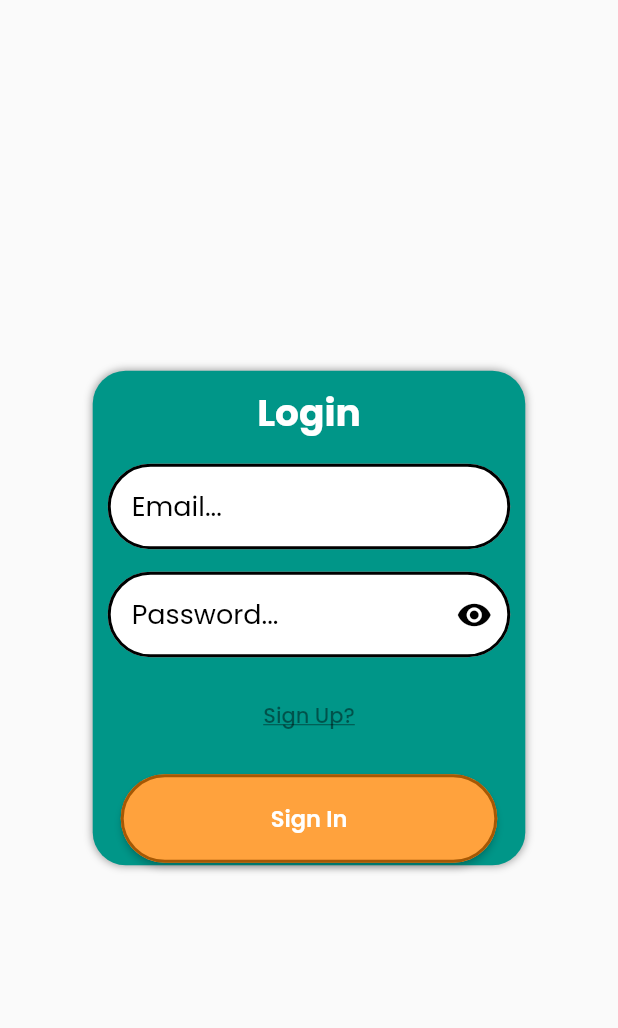
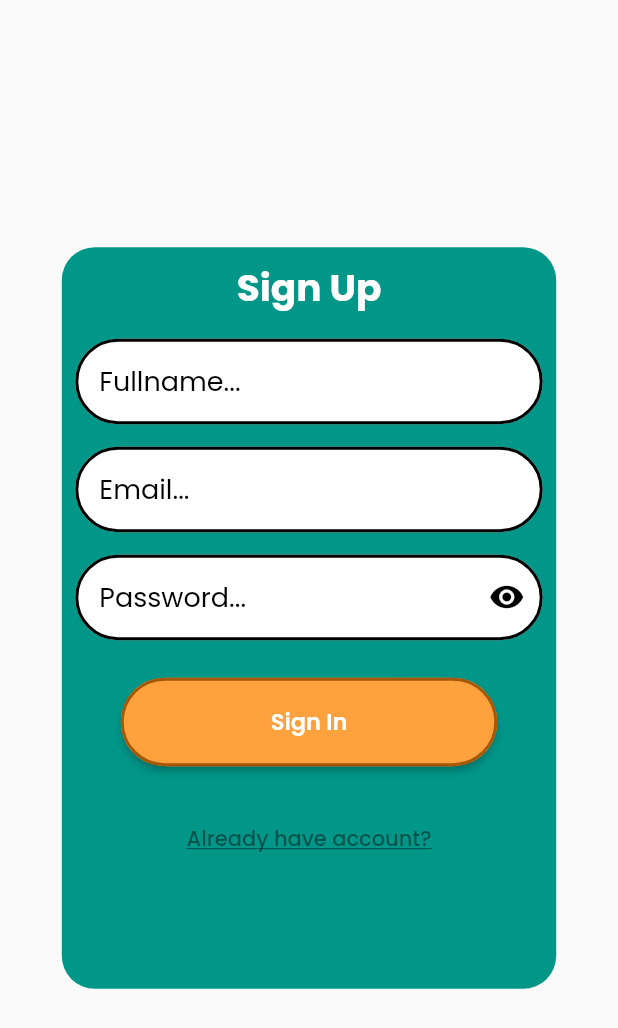
Before and after one commit to wilmarcapit/edtech-app, a Flutter app: the screen it shows after launch, after a tap on "Sign Up?", on a phone screen of 412 x 824 dp. Shown: the top 1028 px of the screen. Run offline on Flutter 3.47's test engine with Material 2 defaults, Android fonts, the phone set to English and light mode, and no system bars; our stand-ins replace firebase_auth, firebase_core, google_fonts; accounts and stored records are empty.

Commit message:
Sign Up And Dashboard UI

```diff
--- /dev/null
+++ b/lib/App/Screen/Dashboard_Screen.dart
@@ -0,0 +1,46 @@
+import 'package:flutter/material.dart';
+import 'package:google_fonts/google_fonts.dart';
+
+class DashBoardScreen extends StatefulWidget {
+  const DashBoardScreen({super.key});
+  static const routeName = '/dashBoard';
+
+  @override
+  State<DashBoardScreen> createState() => _DashBoardScreenState();
+}
+
+class _DashBoardScreenState extends State<DashBoardScreen> {
+  @override
+  Widget build(BuildContext context) {
+    return Scaffold(
+      body: Stack(
+        children: [
+          Padding(
+            padding: const EdgeInsets.only(
+              top: 25,
+              left: 15,
+            ),
+            child: Align(
+              alignment: Alignment.topLeft,
+              child: Text(
+                "Hello User!",
+                style: GoogleFonts.poppins(fontSize: 30),
+              ),
+            ),
+          ),
+          Padding(
+              padding: const EdgeInsets.only(
+                top: 25,
+                left: 15,
+              ),
+              child: Align(
+                alignment: Alignment.centerLeft,
+                child: Column(
+                  children: [],
+                ),
+              )),
+        ],
+      ),
+    );
+  }
+}
--- a/lib/App/Screen/Login_Screen.dart
+++ b/lib/App/Screen/Login_Screen.dart
@@ -1,3 +1,5 @@
+import 'package:edtech_app/App/Screen/Dashboard_Screen.dart';
+import 'package:edtech_app/App/Screen/Signup_Screen.dart';
 import 'package:edtech_app/App/Widgets/customText_Field.dart';
 import 'package:edtech_app/App/Widgets/hex_color.dart';
 import 'package:flutter/material.dart';
@@ -5,6 +7,7 @@ import 'package:google_fonts/google_fonts.dart';
 
 class LoginScreen extends StatefulWidget {
   const LoginScreen({super.key});
+  static const routeName = '/login';
 
   @override
   State<LoginScreen> createState() => _LoginScreenState();
@@ -26,7 +29,7 @@ class _LoginScreenState extends State<LoginScreen> {
             alignment: Alignment.center,
             child: Container(
               height: screenHeight * .4,
-              width: screenWidth * .7,
+              width: screenWidth * .8,
               decoration: BoxDecoration(
                 color: Colors.teal,
                 borderRadius: BorderRadius.circular(22),
@@ -68,7 +71,9 @@ class _LoginScreenState extends State<LoginScreen> {
                       height: 15,
                     ),
                     TextButton(
-                      onPressed: () {},
+                      onPressed: () {
+                        Navigator.of(context).pushNamed(SignUpScreen.routeName);
+                      },
                       child: Text(
                         'Sign Up?',
                         style: GoogleFonts.poppins(
@@ -98,7 +103,8 @@ class _LoginScreenState extends State<LoginScreen> {
                         ),
                       ),
                       onPressed: () {
-                        // Navigator.of(context).pushNamed(NavScreen.routeName);
+                        Navigator.of(context)
+                            .pushNamed(DashBoardScreen.routeName);
                       },
                       //_showOtpDialog(emailController.text);
 
--- /dev/null
+++ b/lib/App/Screen/Signup_Screen.dart
@@ -0,0 +1,133 @@
+import 'package:edtech_app/App/Screen/Login_Screen.dart';
+import 'package:edtech_app/App/Widgets/customText_Field.dart';
+import 'package:edtech_app/App/Widgets/hex_color.dart';
+import 'package:flutter/material.dart';
+import 'package:google_fonts/google_fonts.dart';
+
+class SignUpScreen extends StatefulWidget {
+  const SignUpScreen({super.key});
+  static const routeName = '/signUp';
+
+  @override
+  State<SignUpScreen> createState() => _SignUpScreenState();
+}
+
+TextEditingController emailController = TextEditingController();
+TextEditingController fullnameController = TextEditingController();
+TextEditingController passwordController = TextEditingController();
+
+class _SignUpScreenState extends State<SignUpScreen> {
+  @override
+  Widget build(BuildContext context) {
+    return LayoutBuilder(
+        builder: (BuildContext context, BoxConstraints constraints) {
+      final double screenWidth = constraints.maxWidth;
+      final double screenHeight = constraints.maxHeight;
+      return Scaffold(
+        body: Stack(
+          children: [
+            Align(
+              alignment: Alignment.center,
+              child: Container(
+                height: screenHeight * .6,
+                width: screenWidth * .8,
+                decoration: BoxDecoration(
+                  color: Colors.teal,
+                  borderRadius: BorderRadius.circular(
+                    22,
+                  ),
+                ),
+                child: Padding(
+                  padding: const EdgeInsets.all(9.0),
+                  child: Column(
+                    children: [
+                      Text(
+                        'Sign Up',
+                        style: GoogleFonts.poppins(
+                          color: Colors.white,
+                          fontWeight: FontWeight.bold,
+                          fontSize: 25,
+                        ),
+                      ),
+                      SizedBox(
+                        height: 15,
+                      ),
+                      CustomTextField(
+                        controller: fullnameController,
+                        hintText: 'Fullname...',
+                      ),
+                      SizedBox(
+                        height: 15,
+                      ),
+                      CustomTextField(
+                        controller: emailController,
+                        hintText: 'Email...',
+                      ),
+                      SizedBox(
+                        height: 15,
+                      ),
+                      PasswordTextField(
+                        controller: passwordController,
+                        hintText: 'Password...',
+                        isObscurable: true,
+                      ),
+                      SizedBox(
+                        height: 25,
+                      ),
+                      ElevatedButton(
+                        style: ButtonStyle(
+                          backgroundColor: MaterialStateProperty.all<Color>(
+                            HexColor('FFA23D'),
+                          ),
+                          shape:
+                              MaterialStateProperty.all<RoundedRectangleBorder>(
+                            RoundedRectangleBorder(
+                              borderRadius: BorderRadius.circular(30),
+                              side: BorderSide(
+                                  color: HexColor('A55804'), width: 2.0),
+                            ),
+                          ),
+                          padding: MaterialStateProperty.all<EdgeInsets>(
+                            EdgeInsets.symmetric(vertical: 18, horizontal: 100),
+                          ),
+                        ),
+                        onPressed: () {
+                          // Navigator.of(context).pushNamed(NavScreen.routeName);
+                        },
+                        //_showOtpDialog(emailController.text);
+
+                        child: Text(
+                          'Sign In',
+                          style: GoogleFonts.poppins(
+                              fontSize: 15,
+                              fontWeight: FontWeight.w600,
+                              color: Colors.white),
+                        ),
+                      ),
+                      SizedBox(
+                        height: 25,
+                      ),
+                      TextButton(
+                        onPressed: () {
+                          Navigator.of(context)
+                              .pushNamed(LoginScreen.routeName);
+                        },
+                        child: Text(
+                          'Already have account?',
+                          style: GoogleFonts.poppins(
+                            color: Colors.black45,
+                            decoration: TextDecoration.underline,
+                          ),
+                        ),
+                      ),
+                    ],
+                  ),
+                ),
+              ),
+            ),
+          ],
+        ),
+      );
+    });
+  }
+}
--- /dev/null
+++ b/lib/Device/allactive_routes.dart
@@ -0,0 +1,12 @@
+import 'package:edtech_app/App/Screen/Dashboard_Screen.dart';
+import 'package:edtech_app/App/Screen/Login_Screen.dart';
+import 'package:edtech_app/App/Screen/Signup_Screen.dart';
+import 'package:flutter/material.dart';
+
+class ActiveRoutes {
+  static Map<String, Widget Function(BuildContext)> list = {
+    SignUpScreen.routeName: (context) => const SignUpScreen(),
+    LoginScreen.routeName: (context) => const LoginScreen(),
+    DashBoardScreen.routeName: (context) => const DashBoardScreen(),
+  };
+}
--- a/lib/main.dart
+++ b/lib/main.dart
@@ -1,3 +1,4 @@
+import 'package:edtech_app/Device/allactive_routes.dart';
 import 'package:firebase_auth/firebase_auth.dart';
 import 'package:flutter/material.dart';
 import 'package:firebase_core/firebase_core.dart';
@@ -19,6 +20,7 @@ class MyApp extends StatelessWidget {
       ),
       debugShowCheckedModeBanner: false,
       home: LoginScreen(),
+      routes: ActiveRoutes.list,
     );
   }
 }
```
